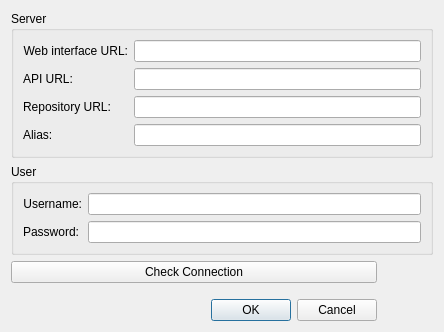
Above: src/ObsLightGui/ui/obsServerConfig.ui from ronan22/obs-light before the change. Below: the same form after it.
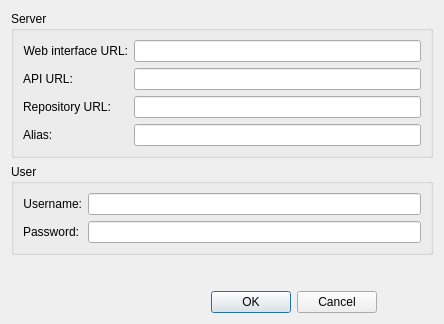
That is the form after the change.

Commit message: - change gui, add project,package description/title

Patch:
```diff
--- a/src/ObsLightGui/ui/obsServerConfig.ui
+++ b/src/ObsLightGui/ui/obsServerConfig.ui
@@ -30,13 +30,6 @@
      </property>
     </widget>
    </item>
-   <item row="3" column="0" colspan="3">
-    <widget class="QPushButton" name="checkConnectionButton">
-     <property name="text">
-      <string>Check Connection</string>
-     </property>
-    </widget>
-   </item>
    <item row="4" column="1">
     <spacer name="verticalSpacer_2">
      <property name="orientation">
```
The commit also changes 5 other files.
